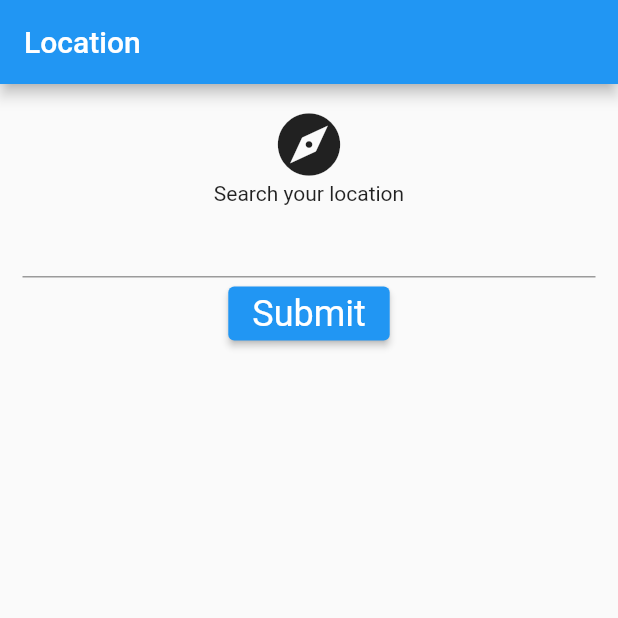
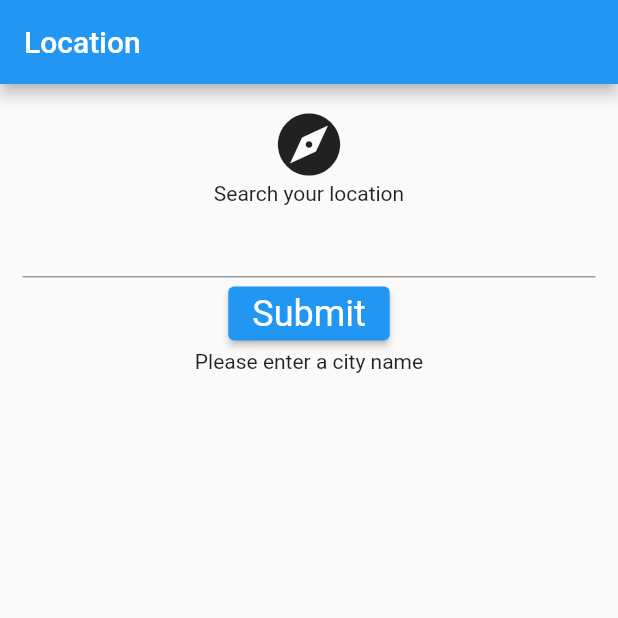
Before and after one commit to Ashmit101/weather-app, a Flutter app: the screen it shows after launch, after a tap on "Submit", on a phone screen of 412 x 824 dp, the top half of it. Run offline on Flutter 3.47's test engine with Material 2 defaults, Android fonts, the phone set to English and light mode, and no system bars.

Commit message:
Add a new screen for the current weather

```diff
--- /dev/null
+++ b/lib/data/data.dart
@@ -0,0 +1,3 @@
+class API {
+  static final String apiKey = '0cd1d9bfbf9969a81fc5105bf1239b9d';
+}
--- /dev/null
+++ b/lib/data/weather_object.dart
@@ -0,0 +1,7 @@
+import 'dart:convert';
+
+class Weather {
+  var weatherMap;
+
+  Weather();
+}
--- a/lib/screens/location_chooser.dart
+++ b/lib/screens/location_chooser.dart
@@ -1,4 +1,7 @@
 import 'package:flutter/material.dart';
+import 'package:http/http.dart' as http;
+import '../data/data.dart';
+import 'dart:async';
 
 class LocationChooser extends StatefulWidget {
   const LocationChooser({Key? key}) : super(key: key);
@@ -8,11 +11,14 @@ class LocationChooser extends StatefulWidget {
 }
 
 class _LocationChooserState extends State<LocationChooser> {
+  String weatherInfo = '';
+  String city = '';
+  TextEditingController locationTextController = TextEditingController();
+
   @override
   Widget build(BuildContext context) {
     final ButtonStyle buttonStyle =
         ElevatedButton.styleFrom(textStyle: TextStyle(fontSize: 24));
-    TextEditingController locationTextController = TextEditingController();
 
     return Scaffold(
       appBar: AppBar(
@@ -32,12 +38,29 @@ class _LocationChooserState extends State<LocationChooser> {
             ),
             ElevatedButton(
               style: buttonStyle,
-              onPressed: () {},
+              onPressed: () => printJson(),
               child: Text('Submit'),
             ),
+            Text(weatherInfo),
           ],
         ),
       ),
     );
   }
+
+  printJson() async {
+    //Get http response
+    city = locationTextController.text;
+    String message;
+    if (city.length > 1) {
+      var response = await http.get(Uri.parse(
+          "http://api.openweathermap.org/data/2.5/weather?q=$city&appid=${API.apiKey}"));
+      message = response.body;
+    } else {
+      message = 'Please enter a city name';
+    }
+    setState(() {
+      weatherInfo = message;
+    });
+  }
 }
--- a/pubspec.yaml
+++ b/pubspec.yaml
@@ -23,6 +23,7 @@ environment:
 dependencies:
   flutter:
     sdk: flutter
+  http: ^0.13.3
 
 
   # The following adds the Cupertino Icons font to your application.
```
Also changed, not shown: lib/screens/today_details.dart (added, +25 -0 lines), pubspec.lock.
